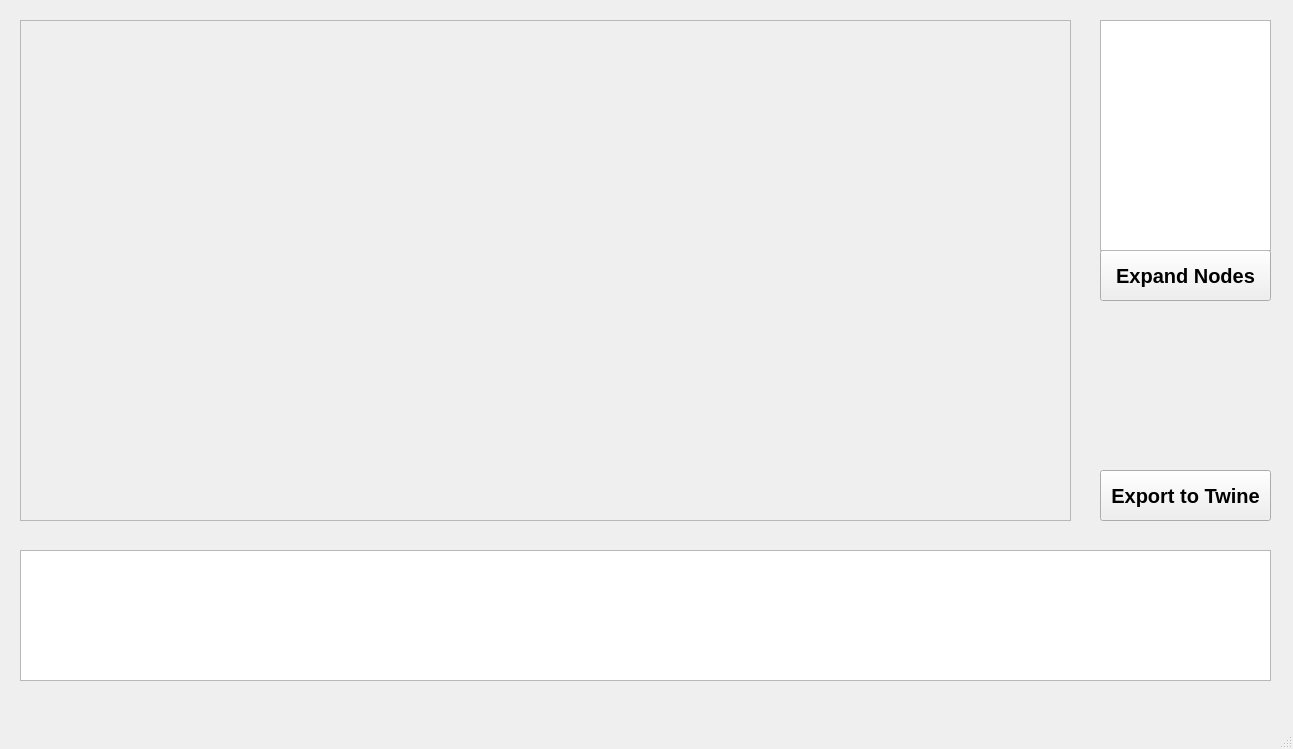
This is Main.ui in fuzzyCute/Thesis as Qt 5 draws it before an edit. The edited form follows.
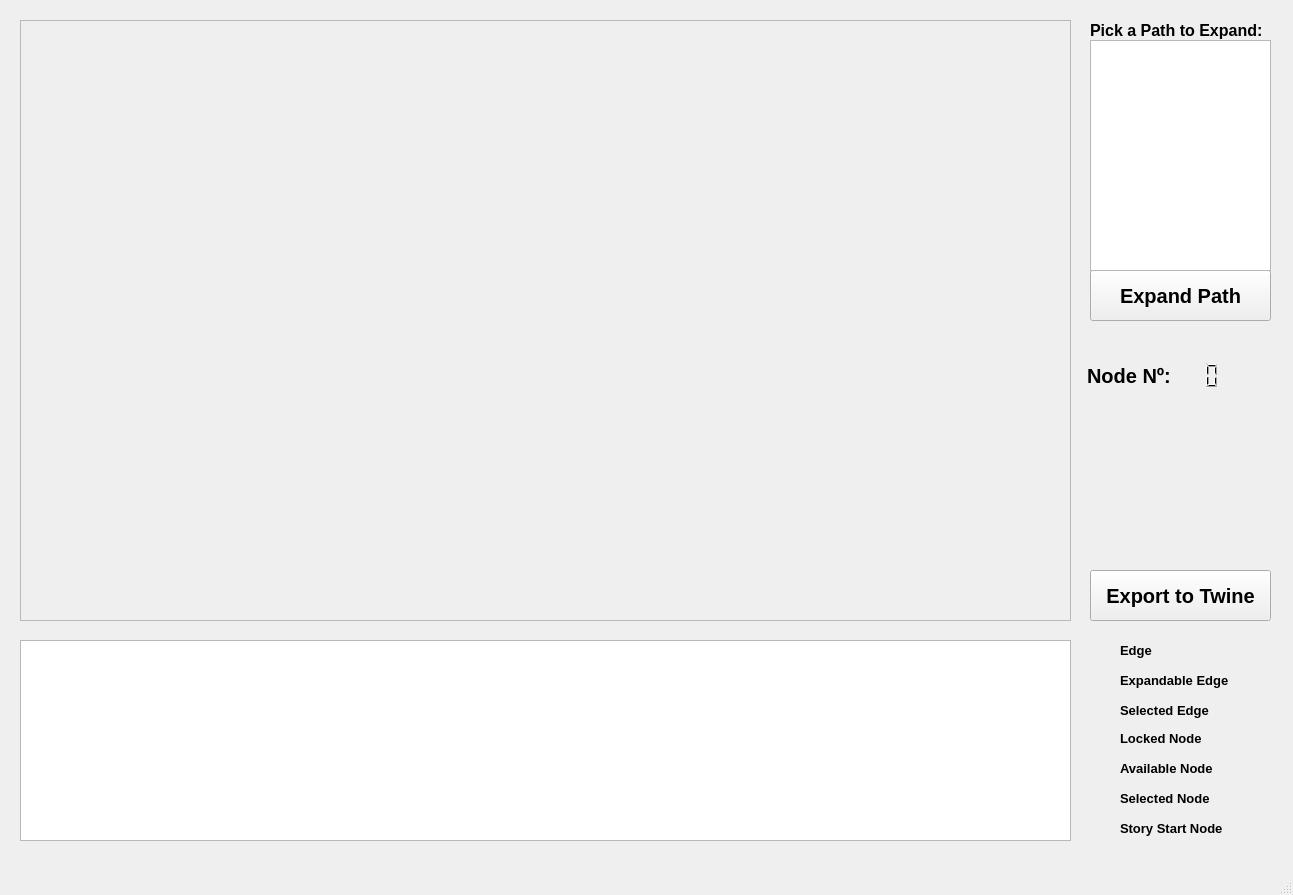
This is the edited form. Icons and pictures are not drawn.

```diff
--- a/Main.ui
+++ b/Main.ui
@@ -7,7 +7,7 @@
     <x>0</x>
     <y>0</y>
     <width>1293</width>
-    <height>749</height>
+    <height>895</height>
    </rect>
   </property>
   <property name="sizePolicy">
@@ -16,6 +16,18 @@
     <verstretch>0</verstretch>
    </sizepolicy>
   </property>
+  <property name="minimumSize">
+   <size>
+    <width>1293</width>
+    <height>895</height>
+   </size>
+  </property>
+  <property name="maximumSize">
+   <size>
+    <width>1293</width>
+    <height>895</height>
+   </size>
+  </property>
   <property name="windowTitle">
    <string>StoryXPander</string>
   </property>
@@ -26,7 +38,7 @@
       <x>20</x>
       <y>20</y>
       <width>1051</width>
-      <height>501</height>
+      <height>601</height>
      </rect>
     </property>
     <property name="frameShape">
@@ -39,33 +51,35 @@
    <widget class="QPushButton" name="btn_expand">
     <property name="geometry">
      <rect>
-      <x>1100</x>
-      <y>250</y>
-      <width>171</width>
+      <x>1090</x>
+      <y>270</y>
+      <width>181</width>
       <height>51</height>
      </rect>
     </property>
     <property name="font">
      <font>
+      <family>Arial</family>
       <pointsize>15</pointsize>
       <bold>true</bold>
      </font>
     </property>
     <property name="text">
-     <string>Expand Nodes</string>
+     <string>Expand Path</string>
     </property>
    </widget>
    <widget class="QPushButton" name="btn_export">
     <property name="geometry">
      <rect>
-      <x>1100</x>
-      <y>470</y>
-      <width>171</width>
+      <x>1090</x>
+      <y>570</y>
+      <width>181</width>
       <height>51</height>
      </rect>
     </property>
     <property name="font">
      <font>
+      <family>Arial</family>
       <pointsize>15</pointsize>
       <bold>true</bold>
      </font>
@@ -77,15 +91,17 @@
    <widget class="QListWidget" name="expand_nodes_list">
     <property name="geometry">
      <rect>
-      <x>1100</x>
-      <y>20</y>
-      <width>171</width>
+      <x>1090</x>
+      <y>40</y>
+      <width>181</width>
       <height>231</height>
      </rect>
     </property>
     <property name="font">
      <font>
-      <pointsize>12</pointsize>
+      <family>Arial</family>
+      <pointsize>14</pointsize>
+      <bold>true</bold>
      </font>
     </property>
     <property name="layoutDirection">
@@ -94,19 +110,376 @@
     <property name="autoFillBackground">
      <bool>false</bool>
     </property>
+    <property name="editTriggers">
+     <set>QAbstractItemView::SelectedClicked</set>
+    </property>
+    <property name="movement">
+     <enum>QListView::Static</enum>
+    </property>
+    <property name="viewMode">
+     <enum>QListView::ListMode</enum>
+    </property>
+    <property name="sortingEnabled">
+     <bool>false</bool>
+    </property>
    </widget>
    <widget class="QTextEdit" name="information_box">
     <property name="geometry">
      <rect>
       <x>20</x>
-      <y>550</y>
-      <width>1251</width>
-      <height>131</height>
+      <y>640</y>
+      <width>1051</width>
+      <height>201</height>
      </rect>
     </property>
+    <property name="font">
+     <font>
+      <family>Arial</family>
+      <pointsize>12</pointsize>
+     </font>
+    </property>
     <property name="readOnly">
      <bool>true</bool>
     </property>
+    <property name="html">
+     <string>&lt;!DOCTYPE HTML PUBLIC &quot;-//W3C//DTD HTML 4.0//EN&quot; &quot;http://www.w3.org/TR/REC-html40/strict.dtd&quot;&gt;
+&lt;html&gt;&lt;head&gt;&lt;meta name=&quot;qrichtext&quot; content=&quot;1&quot; /&gt;&lt;meta charset=&quot;utf-8&quot; /&gt;&lt;style type=&quot;text/css&quot;&gt;
+p, li { white-space: pre-wrap; }
+hr { height: 1px; border-width: 0; }
+li.unchecked::marker { content: &quot;\2610&quot;; }
+li.checked::marker { content: &quot;\2612&quot;; }
+&lt;/style&gt;&lt;/head&gt;&lt;body style=&quot; font-family:'Arial'; font-size:12pt; font-weight:400; font-style:normal;&quot;&gt;
+&lt;p style=&quot;-qt-paragraph-type:empty; margin-top:0px; margin-bottom:0px; margin-left:0px; margin-right:0px; -qt-block-indent:0; text-indent:0px;&quot;&gt;&lt;br /&gt;&lt;/p&gt;&lt;/body&gt;&lt;/html&gt;</string>
+    </property>
+   </widget>
+   <widget class="QLabel" name="label">
+    <property name="geometry">
+     <rect>
+      <x>1087</x>
+      <y>360</y>
+      <width>101</width>
+      <height>31</height>
+     </rect>
+    </property>
+    <property name="font">
+     <font>
+      <family>Arial</family>
+      <pointsize>15</pointsize>
+      <bold>true</bold>
+     </font>
+    </property>
+    <property name="text">
+     <string>Node Nº:</string>
+    </property>
+   </widget>
+   <widget class="QLCDNumber" name="node_counter">
+    <property name="geometry">
+     <rect>
+      <x>1150</x>
+      <y>360</y>
+      <width>71</width>
+      <height>31</height>
+     </rect>
+    </property>
+    <property name="font">
+     <font>
+      <family>Arial</family>
+      <pointsize>15</pointsize>
+      <bold>true</bold>
+     </font>
+    </property>
+    <property name="frameShape">
+     <enum>QFrame::NoFrame</enum>
+    </property>
+    <property name="intValue" stdset="0">
+     <number>0</number>
+    </property>
+   </widget>
+   <widget class="QLabel" name="label_2">
+    <property name="geometry">
+     <rect>
+      <x>1090</x>
+      <y>20</y>
+      <width>191</width>
+      <height>21</height>
+     </rect>
+    </property>
+    <property name="font">
+     <font>
+      <family>Arial</family>
+      <pointsize>12</pointsize>
+      <bold>true</bold>
+     </font>
+    </property>
+    <property name="text">
+     <string>Pick a Path to Expand:</string>
+    </property>
+   </widget>
+   <widget class="QLabel" name="label_3">
+    <property name="geometry">
+     <rect>
+      <x>1120</x>
+      <y>670</y>
+      <width>121</width>
+      <height>21</height>
+     </rect>
+    </property>
+    <property name="font">
+     <font>
+      <pointsize>10</pointsize>
+      <bold>true</bold>
+     </font>
+    </property>
+    <property name="text">
+     <string>Expandable Edge</string>
+    </property>
+   </widget>
+   <widget class="QLabel" name="label_4">
+    <property name="geometry">
+     <rect>
+      <x>1120</x>
+      <y>640</y>
+      <width>121</width>
+      <height>21</height>
+     </rect>
+    </property>
+    <property name="font">
+     <font>
+      <pointsize>10</pointsize>
+      <bold>true</bold>
+     </font>
+    </property>
+    <property name="text">
+     <string>Edge</string>
+    </property>
+   </widget>
+   <widget class="QLabel" name="label_5">
+    <property name="geometry">
+     <rect>
+      <x>1120</x>
+      <y>788</y>
+      <width>121</width>
+      <height>21</height>
+     </rect>
+    </property>
+    <property name="font">
+     <font>
+      <pointsize>10</pointsize>
+      <bold>true</bold>
+     </font>
+    </property>
+    <property name="text">
+     <string>Selected Node</string>
+    </property>
+   </widget>
+   <widget class="QLabel" name="label_6">
+    <property name="geometry">
+     <rect>
+      <x>1120</x>
+      <y>818</y>
+      <width>121</width>
+      <height>21</height>
+     </rect>
+    </property>
+    <property name="font">
+     <font>
+      <pointsize>10</pointsize>
+      <bold>true</bold>
+     </font>
+    </property>
+    <property name="text">
+     <string>Story Start Node</string>
+    </property>
+   </widget>
+   <widget class="QLabel" name="label_7">
+    <property name="geometry">
+     <rect>
+      <x>1100</x>
+      <y>820</y>
+      <width>20</width>
+      <height>20</height>
+     </rect>
+    </property>
+    <property name="font">
+     <font>
+      <pointsize>10</pointsize>
+      <bold>true</bold>
+     </font>
+    </property>
+    <property name="text">
+     <string>&lt;html&gt;&lt;head/&gt;&lt;body&gt;&lt;p&gt;&lt;img src=&quot;imgs/node_start.png&quot;/&gt;&lt;/p&gt;&lt;/body&gt;&lt;/html&gt;</string>
+    </property>
+   </widget>
+   <widget class="QLabel" name="label_8">
+    <property name="geometry">
+     <rect>
+      <x>1100</x>
+      <y>790</y>
+      <width>20</width>
+      <height>20</height>
+     </rect>
+    </property>
+    <property name="font">
+     <font>
+      <pointsize>10</pointsize>
+      <bold>true</bold>
+     </font>
+    </property>
+    <property name="text">
+     <string>&lt;html&gt;&lt;head/&gt;&lt;body&gt;&lt;p&gt;&lt;img src=&quot;imgs/node_selected.png&quot;/&gt;&lt;/p&gt;&lt;/body&gt;&lt;/html&gt;</string>
+    </property>
+   </widget>
+   <widget class="QLabel" name="label_9">
+    <property name="geometry">
+     <rect>
+      <x>1100</x>
+      <y>760</y>
+      <width>20</width>
+      <height>20</height>
+     </rect>
+    </property>
+    <property name="font">
+     <font>
+      <pointsize>10</pointsize>
+      <bold>true</bold>
+     </font>
+    </property>
+    <property name="text">
+     <string>&lt;html&gt;&lt;head/&gt;&lt;body&gt;&lt;p&gt;&lt;img src=&quot;imgs/node_available.png&quot;/&gt;&lt;/p&gt;&lt;/body&gt;&lt;/html&gt;</string>
+    </property>
+   </widget>
+   <widget class="QLabel" name="label_10">
+    <property name="geometry">
+     <rect>
+      <x>1120</x>
+      <y>758</y>
+      <width>121</width>
+      <height>21</height>
+     </rect>
+    </property>
+    <property name="font">
+     <font>
+      <pointsize>10</pointsize>
+      <bold>true</bold>
+     </font>
+    </property>
+    <property name="text">
+     <string>Available Node</string>
+    </property>
+   </widget>
+   <widget class="QLabel" name="label_11">
+    <property name="geometry">
+     <rect>
+      <x>1120</x>
+      <y>728</y>
+      <width>121</width>
+      <height>21</height>
+     </rect>
+    </property>
+    <property name="font">
+     <font>
+      <pointsize>10</pointsize>
+      <bold>true</bold>
+     </font>
+    </property>
+    <property name="text">
+     <string>Locked Node</string>
+    </property>
+   </widget>
+   <widget class="QLabel" name="label_12">
+    <property name="geometry">
+     <rect>
+      <x>1100</x>
+      <y>730</y>
+      <width>20</width>
+      <height>20</height>
+     </rect>
+    </property>
+    <property name="font">
+     <font>
+      <pointsize>10</pointsize>
+      <bold>true</bold>
+     </font>
+    </property>
+    <property name="text">
+     <string>&lt;html&gt;&lt;head/&gt;&lt;body&gt;&lt;p&gt;&lt;img src=&quot;imgs/node_locked.png&quot;/&gt;&lt;/p&gt;&lt;/body&gt;&lt;/html&gt;</string>
+    </property>
+   </widget>
+   <widget class="QLabel" name="label_13">
+    <property name="geometry">
+     <rect>
+      <x>1120</x>
+      <y>700</y>
+      <width>121</width>
+      <height>21</height>
+     </rect>
+    </property>
+    <property name="font">
+     <font>
+      <pointsize>10</pointsize>
+      <bold>true</bold>
+     </font>
+    </property>
+    <property name="text">
+     <string>Selected Edge</string>
+    </property>
+   </widget>
+   <widget class="QLabel" name="label_14">
+    <property name="geometry">
+     <rect>
+      <x>1100</x>
+      <y>700</y>
+      <width>20</width>
+      <height>20</height>
+     </rect>
+    </property>
+    <property name="font">
+     <font>
+      <pointsize>10</pointsize>
+      <bold>true</bold>
+     </font>
+    </property>
+    <property name="text">
+     <string>&lt;html&gt;&lt;head/&gt;&lt;body&gt;&lt;p&gt;&lt;img src=&quot;imgs/edge_selected.png&quot;/&gt;&lt;/p&gt;&lt;/body&gt;&lt;/html&gt;</string>
+    </property>
+   </widget>
+   <widget class="QLabel" name="label_15">
+    <property name="geometry">
+     <rect>
+      <x>1100</x>
+      <y>670</y>
+      <width>20</width>
+      <height>20</height>
+     </rect>
+    </property>
+    <property name="font">
+     <font>
+      <pointsize>10</pointsize>
+      <bold>true</bold>
+     </font>
+    </property>
+    <property name="text">
+     <string>&lt;html&gt;&lt;head/&gt;&lt;body&gt;&lt;p&gt;&lt;img src=&quot;imgs/edge_possible_expand.png&quot;/&gt;&lt;/p&gt;&lt;/body&gt;&lt;/html&gt;</string>
+    </property>
+   </widget>
+   <widget class="QLabel" name="label_16">
+    <property name="geometry">
+     <rect>
+      <x>1100</x>
+      <y>640</y>
+      <width>20</width>
+      <height>20</height>
+     </rect>
+    </property>
+    <property name="font">
+     <font>
+      <pointsize>10</pointsize>
+      <bold>true</bold>
+     </font>
+    </property>
+    <property name="text">
+     <string>&lt;html&gt;&lt;head/&gt;&lt;body&gt;&lt;p&gt;&lt;img src=&quot;imgs/edge_normal.png&quot;/&gt;&lt;/p&gt;&lt;/body&gt;&lt;/html&gt;</string>
+    </property>
    </widget>
   </widget>
   <widget class="QMenuBar" name="menubar">
```
Left out of the diff: 22 changed lines with no effect on the pictures.
